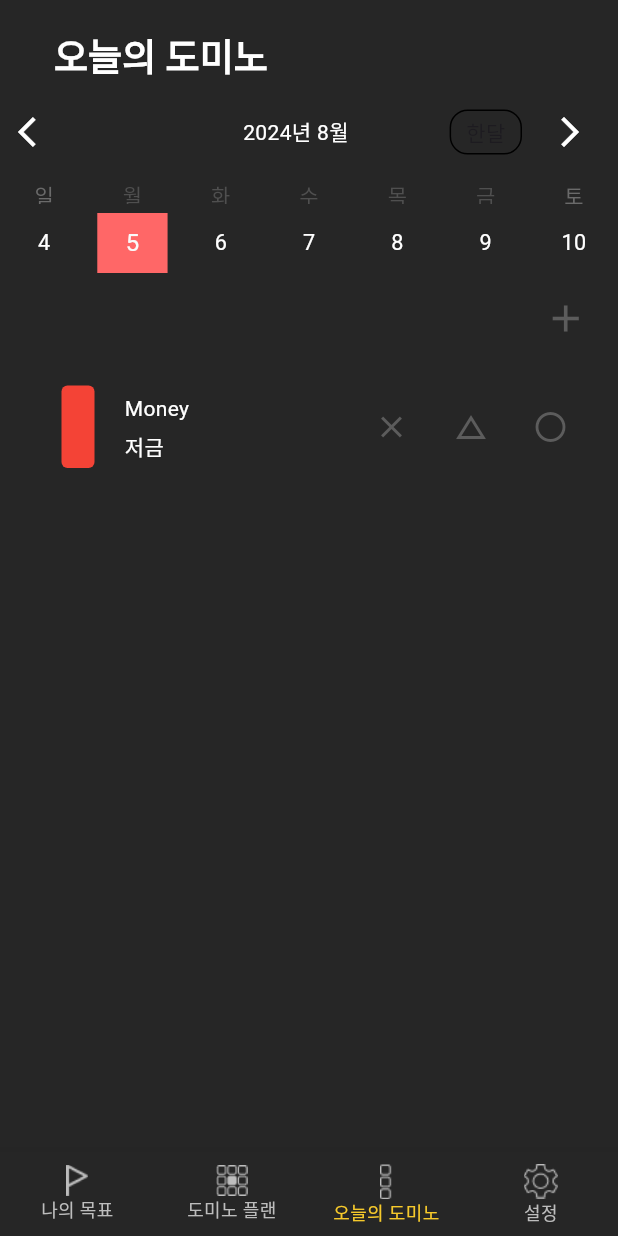
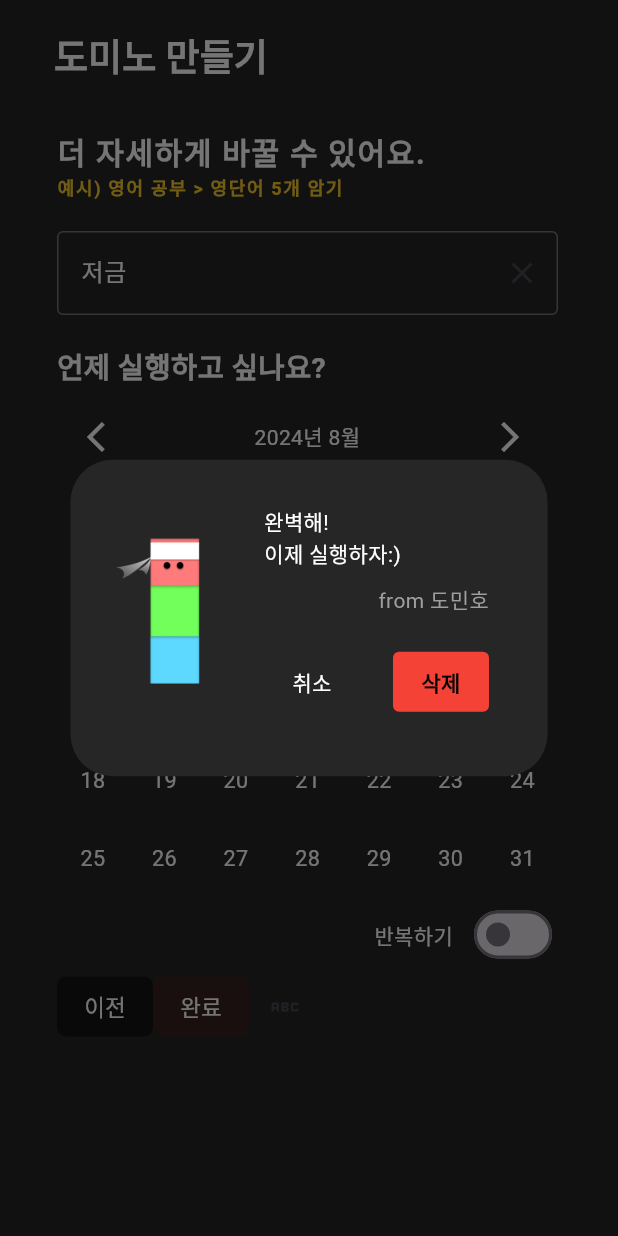
Before and after one commit to wa-plan/domino-front-end, a Flutter app: the AddPage2 screen opened directly, after a tap on "완료", on a phone screen of 412 x 824 dp. Run offline on Flutter 3.47's test engine with Material 3 defaults, Android fonts, the phone set to English and light mode, and no system bars; drawn by our look-alikes of table_calendar; our stand-ins replace fluttertoast.

Commit message:
팝업창 위젯 구현

```diff
--- a/lib/screens/TD/add_page1.dart
+++ b/lib/screens/TD/add_page1.dart
@@ -3,7 +3,6 @@ import 'package:flutter/material.dart';
 
 import 'package:domino/screens/TD/add_page2.dart';
 import 'package:domino/widgets/DP/smallgridWithData.dart';
-import 'package:domino/screens/TD/add_page2.dart';
 import 'package:domino/provider/DP/model.dart';
 import 'package:provider/provider.dart';
 
@@ -156,9 +155,6 @@ class _AddPage1State extends State<AddPage1> {
                     color: Colors.white,
                     fontSize: 19,
                     fontWeight: FontWeight.bold)),
-            const SizedBox(
-              height: 480,
-            ),
             Row(children: [
               TextButton(
                 onPressed: () {
--- a/lib/screens/TD/add_page2.dart
+++ b/lib/screens/TD/add_page2.dart
@@ -6,8 +6,7 @@ import 'package:domino/widgets/TD/add_calendar.dart';
 import 'package:domino/widgets/TD/repeat_settings.dart';
 import 'package:provider/provider.dart';
 import 'package:domino/provider/TD/event_provider.dart';
-
-//import 'package:flutter_application_1/todayDomino/widgets/event_calendar.dart';
+import 'package:domino/widgets/TD/popup.dart';
 
 class AddPage2 extends StatefulWidget {
   const AddPage2({super.key});
@@ -201,13 +200,31 @@ class AddPage2State extends State<AddPage2> {
                                   interval: 0),
                             );
                       }
-
+                      PopupDialog.show(
+                        context,
+                        '완벽해! \n이제 실행하자:)',
+                        true, // cancel
+                        false, // close
+                        true, // delete
+                        false, // signout
+                        onCancel: () {
+                          Navigator.of(context).pop();
+                        },
+                        onClose: () {
                           // 이벤트 추가 후 화면 이동
                           Navigator.push(
                               context,
                               MaterialPageRoute(
                                 builder: (context) => const MyApp(),
                               ));
+                        },
+                        onDelete: () {
+                          Navigator.of(context).pop();
+                        },
+                        onSignOut: () {
+                          Navigator.of(context).pop();
+                        },
+                      );
                     }
                   },
                   style: TextButton.styleFrom(
@@ -219,6 +236,39 @@ class AddPage2State extends State<AddPage2> {
                     style: TextStyle(color: Colors.white, fontSize: 15),
                   ),
                 ),
+                IconButton(
+                  onPressed: () {
+                    PopupDialog.show(
+                      context,
+                      '테스트',
+                      true, // cancel
+                      false, // close
+                      false, // delete
+                      true, // signout
+                      onCancel: () {
+                        // 취소 버튼을 눌렀을 때 실행할 코드
+                        Navigator.of(context).pop();
+                      },
+                      onClose: () {
+                        // 닫기 버튼을 눌렀을 때 실행할 코드
+                        Navigator.of(context).pop();
+                      },
+                      onDelete: () {
+                        // 삭제 버튼을 눌렀을 때 실행할 코드
+                        Navigator.of(context).pop();
+                      },
+                      onSignOut: () {
+                        // 탈퇴 버튼을 눌렀을 때 실행할 코드
+                        Navigator.push(
+                            context,
+                            MaterialPageRoute(
+                              builder: (context) => const AddPage1(),
+                            ));
+                      },
+                    );
+                  },
+                  icon: const Icon(Icons.abc),
+                )
               ]),
             ],
           ),
--- a/lib/widgets/TD/edit_calendar.dart
+++ b/lib/widgets/TD/edit_calendar.dart
@@ -1,7 +1,6 @@
 import 'package:flutter/material.dart';
 import 'package:domino/provider/TD/date_provider.dart';
 import 'package:provider/provider.dart';
-//import 'package:flutter_application_1/todayDomino/widgets/event_calendar.dart';
 import 'package:table_calendar/table_calendar.dart';
 
 class EditCalendar extends StatefulWidget {
@@ -86,29 +85,4 @@ class EditCalendarState extends State<EditCalendar> {
       ],
     );
   }
-
-  // 외부에서 선택된 날짜 확인을 위한 메서드
-  //bool isDateSelected() {
-  //  return _selectedDay != null;
-  //}
 }
-
-/*table calendar 이벤트 load 할 때 참고하기
-class Event {
-  final DateTime date;
-  final String content;
-  Event({required this.date, required this.content});
-}
-
-final _events = LinkedHashMap<DateTime, List<Event>>(
-  equals: isSameDay,
-  hashCode: getHashCode,
-)..addAll({
-    DateTime(2024, 6, 21): [
-      Event(date: DateTime(2024, 6, 21), content: "It's event1")
-    ],
-  });
-
-List<Event> _getEventsForDay(DateTime day) {
-  return _events[day] ?? [];
-}*/
--- a/lib/widgets/TD/event_calendar.dart
+++ b/lib/widgets/TD/event_calendar.dart
@@ -4,7 +4,6 @@ import 'package:table_calendar/table_calendar.dart';
 import 'package:domino/screens/TD/add_page1.dart';
 import 'package:domino/screens/TD/edit_page.dart';
 import 'package:provider/provider.dart';
-//import 'package:flutter_application_1/provider/date_provider.dart';
 import 'package:domino/provider/TD/event_provider.dart';
 import 'package:intl/intl.dart'; // 요일 변환을 위한 패키지
 
--- /dev/null
+++ b/lib/widgets/TD/popup.dart
@@ -0,0 +1,182 @@
+import 'package:flutter/material.dart';
+
+class PopupDialog extends StatelessWidget {
+  final String content;
+  final bool cancel;
+  final bool close;
+  final bool delete;
+  final bool signout;
+  final VoidCallback? onCancel;
+  final VoidCallback? onClose;
+  final VoidCallback? onDelete;
+  final VoidCallback? onSignOut;
+
+  const PopupDialog({
+    super.key,
+    required this.content,
+    required this.cancel,
+    required this.close,
+    required this.delete,
+    required this.signout,
+    this.onCancel,
+    this.onClose,
+    this.onDelete,
+    this.onSignOut,
+  });
+
+  @override
+  Widget build(BuildContext context) {
+    // Determine which button to display based on the flags
+    List<Widget> buttons = [];
+    if (close) {
+      buttons.add(
+        TextButton(
+          onPressed: onClose ?? () => Navigator.of(context).pop(),
+          style: ButtonStyle(
+            shape: WidgetStateProperty.all<RoundedRectangleBorder>(
+              const RoundedRectangleBorder(
+                borderRadius: BorderRadius.all(Radius.circular(4)),
+              ),
+            ),
+          ),
+          child: const Text('닫기', style: TextStyle(color: Colors.white)),
+        ),
+      );
+    }
+    if (delete) {
+      buttons.add(
+        TextButton(
+          onPressed: onDelete ?? () => Navigator.of(context).pop(),
+          style: ButtonStyle(
+            backgroundColor: WidgetStateProperty.all(Colors.red),
+            shape: WidgetStateProperty.all<RoundedRectangleBorder>(
+              const RoundedRectangleBorder(
+                borderRadius: BorderRadius.all(Radius.circular(4)),
+              ),
+            ),
+          ),
+          child: const Text(
+            '삭제',
+            style: TextStyle(color: Colors.black, fontWeight: FontWeight.bold),
+          ),
+        ),
+      );
+    }
+    if (signout) {
+      buttons.add(
+        TextButton(
+          onPressed: onSignOut ?? () => Navigator.of(context).pop(),
+          style: ButtonStyle(
+            backgroundColor: WidgetStateProperty.all(Colors.red),
+            shape: WidgetStateProperty.all<RoundedRectangleBorder>(
+              const RoundedRectangleBorder(
+                borderRadius: BorderRadius.all(Radius.circular(4)),
+              ),
+            ),
+          ),
+          child: const Text('탈퇴',
+              style:
+                  TextStyle(color: Colors.black, fontWeight: FontWeight.bold)),
+        ),
+      );
+    }
+
+    return AlertDialog(
+      backgroundColor: const Color(0xff262626),
+      content: Column(
+        mainAxisSize: MainAxisSize.min,
+        crossAxisAlignment: CrossAxisAlignment.start,
+        children: [
+          Row(
+            children: [
+              Image.asset('assets/img/Dominho.png', width: 70, height: 100),
+              const SizedBox(width: 20),
+              Expanded(
+                child: Padding(
+                  padding: const EdgeInsets.all(15.0),
+                  child: Column(
+                    crossAxisAlignment: CrossAxisAlignment.start,
+                    children: [
+                      Text(
+                        content,
+                        style: const TextStyle(color: Colors.white),
+                      ),
+                      const SizedBox(height: 10),
+                      const Row(
+                        mainAxisAlignment: MainAxisAlignment.spaceBetween,
+                        children: [
+                          SizedBox.shrink(), // Empty space on the left
+                          Text(
+                            "from 도민호",
+                            style: TextStyle(color: Colors.grey),
+                          ),
+                        ],
+                      ),
+                      const SizedBox(
+                        height: 20,
+                        width: 150,
+                      ),
+                      Row(
+                        children: [
+                          if (cancel)
+                            TextButton(
+                              onPressed:
+                                  onCancel ?? () => Navigator.of(context).pop(),
+                              style: ButtonStyle(
+                                shape: WidgetStateProperty.all<
+                                    RoundedRectangleBorder>(
+                                  const RoundedRectangleBorder(
+                                    borderRadius:
+                                        BorderRadius.all(Radius.circular(4)),
+                                  ),
+                                ),
+                              ),
+                              child: const Text('취소',
+                                  style: TextStyle(color: Colors.white)),
+                            ),
+                          const Spacer(), // Pushes the buttons to the end
+                          ...buttons,
+                        ],
+                      ),
+                    ],
+                  ),
+                ),
+              ),
+            ],
+          ),
+        ],
+      ),
+    );
+  }
+
+  static void show(
+    BuildContext context,
+    String content,
+    bool cancel,
+    bool close,
+    bool delete,
+    bool signout, {
+    VoidCallback? onCancel,
+    VoidCallback? onClose,
+    VoidCallback? onDelete,
+    VoidCallback? onSignOut,
+  }) {
+    showDialog(
+      context: context,
+      barrierDismissible: true,
+      builder: (BuildContext context) {
+        return PopupDialog(
+          content: content,
+          cancel: cancel,
+          close: close,
+          delete: delete,
+          signout: signout,
+          onCancel: onCancel,
+          onClose: onClose,
+          onDelete: onDelete,
+          onSignOut: onSignOut,
+        );
+      },
+    );
+  }
+}
--- a/pubspec.yaml
+++ b/pubspec.yaml
@@ -66,6 +66,7 @@ flutter:
 
   # To add assets to your application, add an assets section, like this:
   assets:
+    - assets/img/Dominho.png
     - assets/img/vector1.png
     - assets/img/vector2.png
     - assets/img/vector3.png
```
Also changed, not shown: pubspec.lock. Lines whose indentation alone changed are shown as unchanged.
